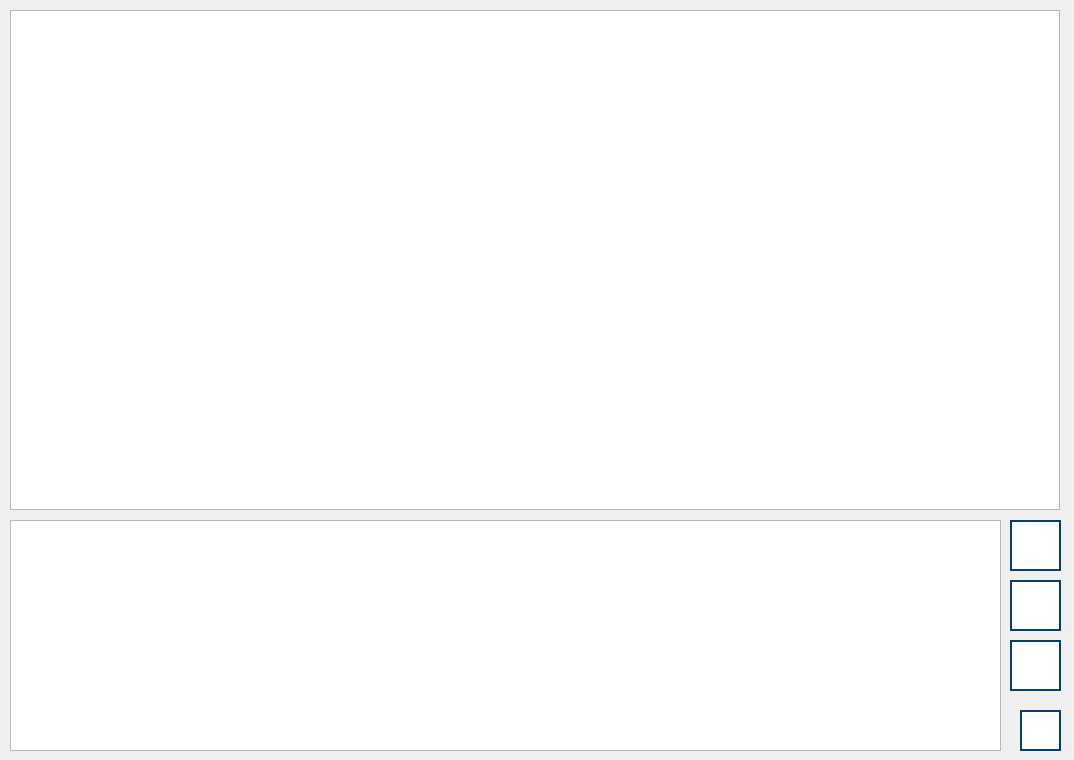
Above: demonstrationwindow.ui from RCh-stack/ray-tracing-alpha-1.3 before the change. Below: the same form after it.
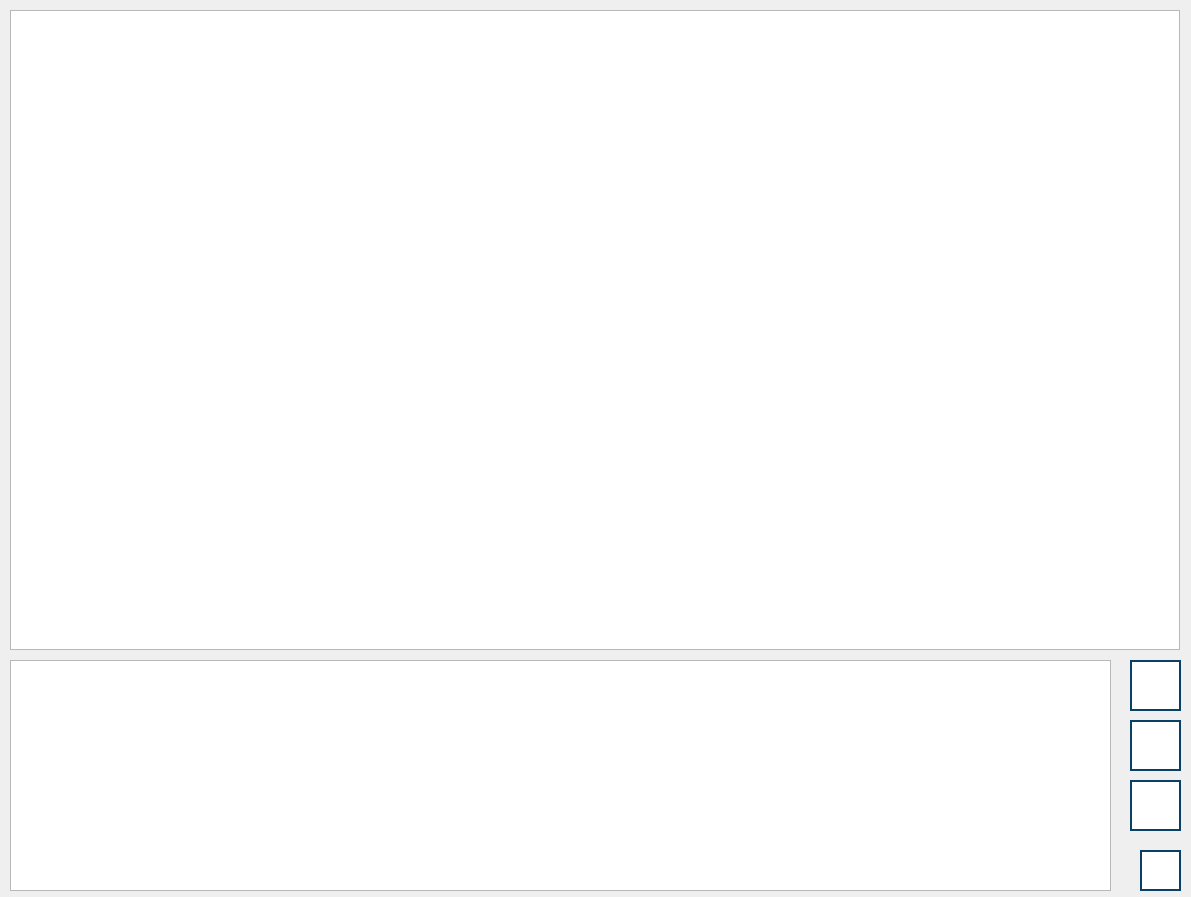
That is the form after the change. Icons and pictures are not drawn.

```diff
--- a/demonstrationwindow.ui
+++ b/demonstrationwindow.ui
@@ -6,8 +6,8 @@
    <rect>
     <x>0</x>
     <y>0</y>
-    <width>1074</width>
-    <height>760</height>
+    <width>1191</width>
+    <height>897</height>
    </rect>
   </property>
   <property name="windowTitle">
@@ -17,8 +17,8 @@
    <property name="geometry">
     <rect>
      <x>10</x>
-     <y>520</y>
-     <width>991</width>
+     <y>660</y>
+     <width>1101</width>
      <height>231</height>
     </rect>
    </property>
@@ -33,16 +33,16 @@
     <rect>
      <x>10</x>
      <y>10</y>
-     <width>1050</width>
-     <height>500</height>
+     <width>1170</width>
+     <height>640</height>
     </rect>
    </property>
   </widget>
   <widget class="QPushButton" name="button_start_demo">
    <property name="geometry">
     <rect>
-     <x>1010</x>
-     <y>520</y>
+     <x>1130</x>
+     <y>660</y>
      <width>51</width>
      <height>51</height>
     </rect>
@@ -81,8 +81,8 @@
   <widget class="QPushButton" name="button_help">
    <property name="geometry">
     <rect>
-     <x>1020</x>
-     <y>710</y>
+     <x>1140</x>
+     <y>850</y>
      <width>41</width>
      <height>41</height>
     </rect>
@@ -121,8 +121,8 @@
   <widget class="QPushButton" name="button_prev_step">
    <property name="geometry">
     <rect>
-     <x>1010</x>
-     <y>640</y>
+     <x>1130</x>
+     <y>780</y>
      <width>51</width>
      <height>51</height>
     </rect>
@@ -161,8 +161,8 @@
   <widget class="QPushButton" name="button_next_step">
    <property name="geometry">
     <rect>
-     <x>1010</x>
-     <y>580</y>
+     <x>1130</x>
+     <y>720</y>
      <width>51</width>
      <height>51</height>
     </rect>
```
Left out of the diff: 2 changed lines with no effect on the pictures.
